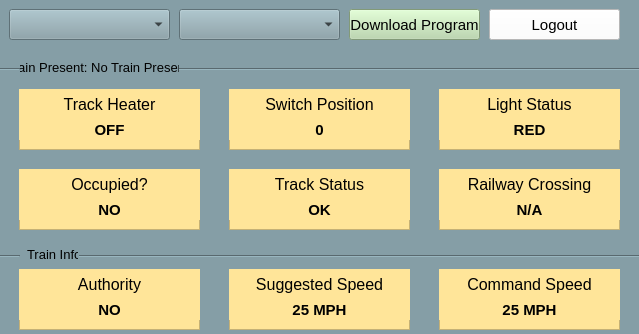
Before: the Qt Designer form src/UI/SWTrackController/track_controller.ui in aet37/ECE1140-Project, drawn with Qt 5.
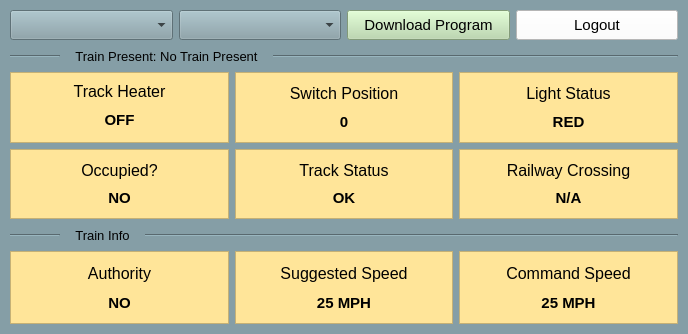
After: the same form once the commit is applied.

What changed in the file:
```diff
--- a/src/UI/SWTrackController/track_controller.ui
+++ b/src/UI/SWTrackController/track_controller.ui
@@ -6,53 +6,94 @@
    <rect>
     <x>0</x>
     <y>0</y>
-    <width>639</width>
+    <width>688</width>
     <height>334</height>
    </rect>
   </property>
+  <property name="maximumSize">
+   <size>
+    <width>750</width>
+    <height>400</height>
+   </size>
+  </property>
   <property name="windowTitle">
    <string>Wayside Controllers</string>
   </property>
   <widget class="QWidget" name="centralwidget">
-   <widget class="QFrame" name="frame">
-    <property name="geometry">
-     <rect>
-      <x>-1</x>
-      <y>-1</y>
-      <width>641</width>
-      <height>341</height>
-     </rect>
-    </property>
     <property name="styleSheet">
      <string notr="true">background-color: rgb(133, 158, 166);</string>
     </property>
-    <property name="frameShape">
-     <enum>QFrame::StyledPanel</enum>
+   <layout class="QGridLayout" name="gridLayout_2">
+    <property name="leftMargin">
+     <number>10</number>
     </property>
-    <property name="frameShadow">
-     <enum>QFrame::Raised</enum>
+    <property name="topMargin">
+     <number>10</number>
     </property>
+    <property name="rightMargin">
+     <number>10</number>
+    </property>
+    <property name="bottomMargin">
+     <number>10</number>
+    </property>
+    <item row="0" column="0">
+     <layout class="QVBoxLayout" name="verticalLayout_2" stretch="0,0,2,0,1">
+      <property name="leftMargin">
+       <number>0</number>
+      </property>
+      <item>
+       <layout class="QHBoxLayout" name="horizontalLayout_12">
+        <item>
     <widget class="QComboBox" name="track_controller_combo_box">
-     <property name="geometry">
-      <rect>
-       <x>10</x>
-       <y>10</y>
-       <width>161</width>
-       <height>31</height>
-      </rect>
-     </property>
+          <property name="sizePolicy">
+           <sizepolicy hsizetype="Preferred" vsizetype="Fixed">
+            <horstretch>0</horstretch>
+            <verstretch>0</verstretch>
+           </sizepolicy>
+          </property>
+          <property name="minimumSize">
+           <size>
+            <width>0</width>
+            <height>30</height>
+           </size>
+          </property>
      <property name="currentText">
       <string notr="true"/>
      </property>
     </widget>
+        </item>
+        <item>
+         <widget class="QComboBox" name="block_combo_box">
+          <property name="sizePolicy">
+           <sizepolicy hsizetype="Preferred" vsizetype="Fixed">
+            <horstretch>0</horstretch>
+            <verstretch>0</verstretch>
+           </sizepolicy>
+          </property>
+          <property name="minimumSize">
+           <size>
+            <width>0</width>
+            <height>30</height>
+           </size>
+          </property>
+          <property name="currentText">
+           <string notr="true"/>
+          </property>
+         </widget>
+        </item>
+        <item>
     <widget class="QPushButton" name="download_program_button">
-     <property name="geometry">
-      <rect>
-       <x>350</x>
-       <y>10</y>
-       <width>131</width>
-       <height>31</height>
-      </rect>
+          <property name="sizePolicy">
+           <sizepolicy hsizetype="Minimum" vsizetype="Fixed">
+            <horstretch>0</horstretch>
+            <verstretch>0</verstretch>
+           </sizepolicy>
+          </property>
+          <property name="minimumSize">
+           <size>
+            <width>0</width>
+            <height>30</height>
+           </size>
      </property>
      <property name="font">
       <font>
@@ -66,14 +107,20 @@
       <string>Download Program</string>
      </property>
     </widget>
+        </item>
+        <item>
     <widget class="QPushButton" name="logout_button">
-     <property name="geometry">
-      <rect>
-       <x>490</x>
-       <y>10</y>
-       <width>131</width>
-       <height>31</height>
-      </rect>
+          <property name="sizePolicy">
+           <sizepolicy hsizetype="Minimum" vsizetype="Fixed">
+            <horstretch>0</horstretch>
+            <verstretch>0</verstretch>
+           </sizepolicy>
+          </property>
+          <property name="minimumSize">
+           <size>
+            <width>0</width>
+            <height>30</height>
+           </size>
      </property>
      <property name="font">
       <font>
@@ -87,140 +134,102 @@
       <string>Logout</string>
      </property>
     </widget>
-    <widget class="QFrame" name="frame_2">
-     <property name="geometry">
-      <rect>
-       <x>20</x>
-       <y>90</y>
-       <width>181</width>
-       <height>61</height>
-      </rect>
-     </property>
-     <property name="styleSheet">
-      <string notr="true">background-color: rgb(255, 229, 153);</string>
-     </property>
-     <property name="frameShape">
-      <enum>QFrame::StyledPanel</enum>
-     </property>
-     <property name="frameShadow">
-      <enum>QFrame::Raised</enum>
-     </property>
-     <widget class="QLabel" name="label_9">
-      <property name="geometry">
-       <rect>
-        <x>0</x>
-        <y>0</y>
-        <width>181</width>
-        <height>31</height>
-       </rect>
-      </property>
-      <property name="font">
-       <font>
-        <pointsize>12</pointsize>
-       </font>
-      </property>
-      <property name="text">
-       <string>Track Heater</string>
-      </property>
-      <property name="alignment">
-       <set>Qt::AlignCenter</set>
-      </property>
-     </widget>
-     <widget class="QLabel" name="track_heater_label">
-      <property name="geometry">
-       <rect>
-        <x>0</x>
-        <y>30</y>
-        <width>181</width>
-        <height>21</height>
-       </rect>
+        </item>
+       </layout>
+      </item>
+      <item>
+       <layout class="QHBoxLayout" name="horizontalLayout_9">
+        <property name="spacing">
+         <number>15</number>
+        </property>
+        <property name="leftMargin">
+         <number>0</number>
+        </property>
+        <item>
+         <widget class="Line" name="line_3">
+          <property name="sizePolicy">
+           <sizepolicy hsizetype="Expanding" vsizetype="Fixed">
+            <horstretch>0</horstretch>
+            <verstretch>0</verstretch>
+           </sizepolicy>
+          </property>
+          <property name="minimumSize">
+           <size>
+            <width>0</width>
+            <height>20</height>
+           </size>
+          </property>
+          <property name="maximumSize">
+           <size>
+            <width>50</width>
+            <height>16777215</height>
+           </size>
+          </property>
+          <property name="orientation">
+           <enum>Qt::Horizontal</enum>
+          </property>
+         </widget>
+        </item>
+        <item>
+         <widget class="QLabel" name="train_presence_label">
+          <property name="minimumSize">
+           <size>
+            <width>0</width>
+            <height>20</height>
+           </size>
       </property>
       <property name="font">
        <font>
-        <pointsize>11</pointsize>
-        <weight>75</weight>
-        <bold>true</bold>
+            <pointsize>10</pointsize>
        </font>
       </property>
       <property name="text">
-       <string>OFF</string>
+           <string>Train Present: No Train Present</string>
       </property>
       <property name="alignment">
        <set>Qt::AlignCenter</set>
       </property>
      </widget>
-    </widget>
-    <widget class="QFrame" name="frame_3">
-     <property name="geometry">
-      <rect>
-       <x>20</x>
-       <y>170</y>
-       <width>181</width>
-       <height>61</height>
-      </rect>
-     </property>
-     <property name="styleSheet">
-      <string notr="true">background-color: rgb(255, 229, 153);</string>
-     </property>
-     <property name="frameShape">
-      <enum>QFrame::StyledPanel</enum>
-     </property>
-     <property name="frameShadow">
-      <enum>QFrame::Raised</enum>
-     </property>
-     <widget class="QLabel" name="occupied_label">
-      <property name="geometry">
-       <rect>
-        <x>0</x>
-        <y>30</y>
-        <width>181</width>
-        <height>21</height>
-       </rect>
-      </property>
-      <property name="font">
-       <font>
-        <pointsize>11</pointsize>
-        <weight>75</weight>
-        <bold>true</bold>
-       </font>
-      </property>
-      <property name="text">
-       <string>NO</string>
-      </property>
-      <property name="alignment">
-       <set>Qt::AlignCenter</set>
-      </property>
-     </widget>
-     <widget class="QLabel" name="label">
-      <property name="geometry">
-       <rect>
-        <x>0</x>
-        <y>0</y>
-        <width>181</width>
-        <height>31</height>
-       </rect>
-      </property>
-      <property name="font">
-       <font>
-        <pointsize>12</pointsize>
-       </font>
-      </property>
-      <property name="text">
-       <string>Occupied?</string>
-      </property>
-      <property name="alignment">
-       <set>Qt::AlignCenter</set>
-      </property>
-     </widget>
-    </widget>
+        </item>
+        <item>
+         <widget class="Line" name="line_4">
+          <property name="sizePolicy">
+           <sizepolicy hsizetype="Expanding" vsizetype="Fixed">
+            <horstretch>0</horstretch>
+            <verstretch>0</verstretch>
+           </sizepolicy>
+          </property>
+          <property name="minimumSize">
+           <size>
+            <width>0</width>
+            <height>20</height>
+           </size>
+          </property>
+          <property name="orientation">
+           <enum>Qt::Horizontal</enum>
+          </property>
+         </widget>
+        </item>
+       </layout>
+      </item>
+      <item>
+       <layout class="QGridLayout" name="gridLayout_3">
+        <property name="leftMargin">
+         <number>0</number>
+        </property>
+        <item row="0" column="1">
     <widget class="QFrame" name="switch_position_frame">
-     <property name="geometry">
-      <rect>
-       <x>230</x>
-       <y>90</y>
-       <width>181</width>
-       <height>61</height>
-      </rect>
+          <property name="sizePolicy">
+           <sizepolicy hsizetype="Preferred" vsizetype="MinimumExpanding">
+            <horstretch>0</horstretch>
+            <verstretch>0</verstretch>
+           </sizepolicy>
+          </property>
+          <property name="maximumSize">
+           <size>
+            <width>16777215</width>
+            <height>16777215</height>
+           </size>
      </property>
      <property name="styleSheet">
       <string notr="true">background-color: rgb(255, 229, 153);</string>
@@ -231,15 +240,9 @@
      <property name="frameShadow">
       <enum>QFrame::Raised</enum>
      </property>
+          <layout class="QVBoxLayout" name="verticalLayout_11">
+           <item>
      <widget class="QLabel" name="label_3">
-      <property name="geometry">
-       <rect>
-        <x>0</x>
-        <y>0</y>
-        <width>181</width>
-        <height>31</height>
-       </rect>
-      </property>
       <property name="font">
        <font>
         <pointsize>12</pointsize>
@@ -252,15 +255,9 @@
        <set>Qt::AlignCenter</set>
       </property>
      </widget>
+           </item>
+           <item>
      <widget class="QLabel" name="switch_position_label">
-      <property name="geometry">
-       <rect>
-        <x>0</x>
-        <y>30</y>
-        <width>181</width>
-        <height>21</height>
-       </rect>
-      </property>
       <property name="font">
        <font>
         <pointsize>11</pointsize>
@@ -275,94 +272,23 @@
        <set>Qt::AlignCenter</set>
       </property>
      </widget>
-     <widget class="QPushButton" name="switch_position_button">
-      <property name="geometry">
-       <rect>
-        <x>0</x>
-        <y>0</y>
-        <width>181</width>
-        <height>61</height>
-       </rect>
-      </property>
-      <property name="text">
-       <string/>
-      </property>
-      <property name="flat">
-       <bool>true</bool>
-      </property>
-     </widget>
-    </widget>
-    <widget class="QFrame" name="frame_6">
-     <property name="geometry">
-      <rect>
-       <x>440</x>
-       <y>90</y>
-       <width>181</width>
-       <height>61</height>
-      </rect>
-     </property>
-     <property name="styleSheet">
-      <string notr="true">background-color: rgb(255, 229, 153);</string>
-     </property>
-     <property name="frameShape">
-      <enum>QFrame::StyledPanel</enum>
-     </property>
-     <property name="frameShadow">
-      <enum>QFrame::Raised</enum>
-     </property>
-     <widget class="QLabel" name="label_7">
-      <property name="geometry">
-       <rect>
-        <x>0</x>
-        <y>0</y>
-        <width>181</width>
-        <height>31</height>
-       </rect>
-      </property>
-      <property name="font">
-       <font>
-        <pointsize>12</pointsize>
-       </font>
-      </property>
-      <property name="text">
-       <string>Light Status</string>
-      </property>
-      <property name="alignment">
-       <set>Qt::AlignCenter</set>
-      </property>
-     </widget>
-     <widget class="QLabel" name="light_status_label">
-      <property name="geometry">
-       <rect>
-        <x>0</x>
-        <y>30</y>
-        <width>181</width>
-        <height>21</height>
-       </rect>
-      </property>
-      <property name="font">
-       <font>
-        <pointsize>11</pointsize>
-        <weight>75</weight>
-        <bold>true</bold>
-       </font>
-      </property>
-      <property name="text">
-       <string>RED</string>
-      </property>
-      <property name="alignment">
-       <set>Qt::AlignCenter</set>
-      </property>
-     </widget>
-    </widget>
+           </item>
+          </layout>
+         </widget>
+        </item>
+        <item row="1" column="1">
     <widget class="QFrame" name="frame_7">
-     <property name="geometry">
-      <rect>
-       <x>230</x>
-       <y>170</y>
-       <width>181</width>
-       <height>61</height>
-      </rect>
+          <property name="sizePolicy">
+           <sizepolicy hsizetype="Preferred" vsizetype="MinimumExpanding">
+            <horstretch>0</horstretch>
+            <verstretch>0</verstretch>
+           </sizepolicy>
+          </property>
+          <property name="maximumSize">
+           <size>
+            <width>16777215</width>
+            <height>16777215</height>
+           </size>
      </property>
      <property name="styleSheet">
       <string notr="true">background-color: rgb(255, 229, 153);</string>
@@ -373,15 +299,9 @@
      <property name="frameShadow">
       <enum>QFrame::Raised</enum>
      </property>
+          <layout class="QVBoxLayout" name="verticalLayout_9">
+           <item>
      <widget class="QLabel" name="label_5">
-      <property name="geometry">
-       <rect>
-        <x>0</x>
-        <y>0</y>
-        <width>181</width>
-        <height>31</height>
-       </rect>
-      </property>
       <property name="font">
        <font>
         <pointsize>12</pointsize>
@@ -394,15 +314,9 @@
        <set>Qt::AlignCenter</set>
       </property>
      </widget>
+           </item>
+           <item>
      <widget class="QLabel" name="track_status_label">
-      <property name="geometry">
-       <rect>
-        <x>0</x>
-        <y>30</y>
-        <width>181</width>
-        <height>21</height>
-       </rect>
-      </property>
       <property name="font">
        <font>
         <pointsize>11</pointsize>
@@ -417,15 +331,23 @@
        <set>Qt::AlignCenter</set>
       </property>
      </widget>
-    </widget>
+           </item>
+          </layout>
+         </widget>
+        </item>
+        <item row="1" column="2">
     <widget class="QFrame" name="frame_8">
-     <property name="geometry">
-      <rect>
-       <x>440</x>
-       <y>170</y>
-       <width>181</width>
-       <height>61</height>
-      </rect>
+          <property name="sizePolicy">
+           <sizepolicy hsizetype="Preferred" vsizetype="MinimumExpanding">
+            <horstretch>0</horstretch>
+            <verstretch>0</verstretch>
+           </sizepolicy>
+          </property>
+          <property name="maximumSize">
+           <size>
+            <width>16777215</width>
+            <height>16777215</height>
+           </size>
      </property>
      <property name="styleSheet">
       <string notr="true">background-color: rgb(255, 229, 153);</string>
@@ -436,15 +358,9 @@
      <property name="frameShadow">
       <enum>QFrame::Raised</enum>
      </property>
+          <layout class="QVBoxLayout" name="verticalLayout_10">
+           <item>
      <widget class="QLabel" name="label_8">
-      <property name="geometry">
-       <rect>
-        <x>0</x>
-        <y>0</y>
-        <width>181</width>
-        <height>31</height>
-       </rect>
-      </property>
       <property name="font">
        <font>
         <pointsize>12</pointsize>
@@ -457,15 +373,9 @@
        <set>Qt::AlignCenter</set>
       </property>
      </widget>
+           </item>
+           <item>
      <widget class="QLabel" name="railway_crossing_label">
-      <property name="geometry">
-       <rect>
-        <x>0</x>
-        <y>30</y>
-        <width>181</width>
-        <height>21</height>
-       </rect>
-      </property>
       <property name="font">
        <font>
         <pointsize>11</pointsize>
@@ -480,16 +390,24 @@
        <set>Qt::AlignCenter</set>
       </property>
      </widget>
-    </widget>
-    <widget class="QFrame" name="frame_4">
-     <property name="geometry">
-      <rect>
-       <x>440</x>
-       <y>270</y>
-       <width>181</width>
-       <height>61</height>
-      </rect>
-     </property>
+           </item>
+          </layout>
+         </widget>
+        </item>
+        <item row="1" column="0">
+         <widget class="QFrame" name="frame_3">
+          <property name="sizePolicy">
+           <sizepolicy hsizetype="Preferred" vsizetype="MinimumExpanding">
+            <horstretch>0</horstretch>
+            <verstretch>0</verstretch>
+           </sizepolicy>
+          </property>
+          <property name="maximumSize">
+           <size>
+            <width>16777215</width>
+            <height>16777215</height>
+           </size>
+          </property>
      <property name="styleSheet">
       <string notr="true">background-color: rgb(255, 229, 153);</string>
      </property>
@@ -499,60 +417,115 @@
      <property name="frameShadow">
       <enum>QFrame::Raised</enum>
      </property>
-     <widget class="QLabel" name="label_15">
-      <property name="geometry">
-       <rect>
-        <x>0</x>
-        <y>0</y>
-        <width>181</width>
-        <height>31</height>
-       </rect>
-      </property>
+          <layout class="QVBoxLayout" name="verticalLayout_7">
+           <item>
+            <widget class="QLabel" name="label">
       <property name="font">
        <font>
         <pointsize>12</pointsize>
        </font>
       </property>
       <property name="text">
-       <string>Command Speed</string>
+              <string>Occupied?</string>
       </property>
       <property name="alignment">
        <set>Qt::AlignCenter</set>
       </property>
      </widget>
-     <widget class="QLabel" name="command_speed_label">
-      <property name="geometry">
-       <rect>
-        <x>0</x>
-        <y>30</y>
-        <width>181</width>
-        <height>21</height>
-       </rect>
-      </property>
+           </item>
+           <item>
+            <widget class="QLabel" name="occupied_label">
+             <property name="font">
+              <font>
+               <pointsize>11</pointsize>
+               <weight>75</weight>
+               <bold>true</bold>
+              </font>
+             </property>
+             <property name="text">
+              <string>NO</string>
+             </property>
+             <property name="alignment">
+              <set>Qt::AlignCenter</set>
+             </property>
+            </widget>
+           </item>
+          </layout>
+         </widget>
+        </item>
+        <item row="0" column="2">
+         <widget class="QFrame" name="frame_6">
+          <property name="sizePolicy">
+           <sizepolicy hsizetype="Preferred" vsizetype="MinimumExpanding">
+            <horstretch>0</horstretch>
+            <verstretch>0</verstretch>
+           </sizepolicy>
+          </property>
+          <property name="maximumSize">
+           <size>
+            <width>16777215</width>
+            <height>16777215</height>
+           </size>
+          </property>
+          <property name="styleSheet">
+           <string notr="true">background-color: rgb(255, 229, 153);</string>
+          </property>
+          <property name="frameShape">
+           <enum>QFrame::StyledPanel</enum>
+          </property>
+          <property name="frameShadow">
+           <enum>QFrame::Raised</enum>
+          </property>
+          <layout class="QVBoxLayout" name="verticalLayout_8">
+           <item>
+            <widget class="QLabel" name="label_7">
       <property name="font">
        <font>
+               <pointsize>12</pointsize>
+              </font>
+             </property>
+             <property name="text">
+              <string>Light Status</string>
+             </property>
+             <property name="alignment">
+              <set>Qt::AlignCenter</set>
+             </property>
+            </widget>
+           </item>
+           <item>
+            <widget class="QLabel" name="light_status_label">
+             <property name="font">
+              <font>
         <pointsize>11</pointsize>
         <weight>75</weight>
         <bold>true</bold>
        </font>
       </property>
       <property name="text">
-       <string>25 MPH</string>
+              <string>RED</string>
       </property>
       <property name="alignment">
        <set>Qt::AlignCenter</set>
       </property>
      </widget>
-    </widget>
-    <widget class="QFrame" name="frame_9">
-     <property name="geometry">
-      <rect>
-       <x>230</x>
-       <y>270</y>
-       <width>181</width>
-       <height>61</height>
-      </rect>
-     </property>
+           </item>
+          </layout>
+         </widget>
+        </item>
+        <item row="0" column="0">
+         <widget class="QFrame" name="frame_2">
+          <property name="sizePolicy">
+           <sizepolicy hsizetype="Preferred" vsizetype="MinimumExpanding">
+            <horstretch>0</horstretch>
+            <verstretch>0</verstretch>
+           </sizepolicy>
+          </property>
+          <property name="maximumSize">
+           <size>
+            <width>16777215</width>
+            <height>16777215</height>
+           </size>
+          </property>
      <property name="styleSheet">
       <string notr="true">background-color: rgb(255, 229, 153);</string>
      </property>
@@ -562,14 +535,14 @@
      <property name="frameShadow">
       <enum>QFrame::Raised</enum>
      </property>
-     <widget class="QLabel" name="label_14">
-      <property name="geometry">
-       <rect>
-        <x>0</x>
-        <y>0</y>
-        <width>181</width>
-        <height>31</height>
-       </rect>
+          <layout class="QVBoxLayout" name="verticalLayout_6">
+           <item>
+            <widget class="QLabel" name="label_9">
+             <property name="sizePolicy">
+              <sizepolicy hsizetype="Preferred" vsizetype="Preferred">
+               <horstretch>0</horstretch>
+               <verstretch>0</verstretch>
+              </sizepolicy>
       </property>
       <property name="font">
        <font>
@@ -577,20 +550,20 @@
        </font>
       </property>
       <property name="text">
-       <string>Suggested Speed</string>
+              <string>Track Heater</string>
       </property>
       <property name="alignment">
        <set>Qt::AlignCenter</set>
       </property>
      </widget>
-     <widget class="QLabel" name="suggested_speed_label">
-      <property name="geometry">
-       <rect>
-        <x>0</x>
-        <y>30</y>
-        <width>181</width>
-        <height>21</height>
-       </rect>
+           </item>
+           <item>
+            <widget class="QLabel" name="track_heater_label">
+             <property name="sizePolicy">
+              <sizepolicy hsizetype="Preferred" vsizetype="MinimumExpanding">
+               <horstretch>0</horstretch>
+               <verstretch>0</verstretch>
+              </sizepolicy>
       </property>
       <property name="font">
        <font>
@@ -600,21 +573,126 @@
        </font>
       </property>
       <property name="text">
-       <string>25 MPH</string>
+              <string>OFF</string>
       </property>
       <property name="alignment">
        <set>Qt::AlignCenter</set>
       </property>
      </widget>
-    </widget>
+           </item>
+          </layout>
+         </widget>
+        </item>
+       </layout>
+      </item>
+      <item>
+       <layout class="QHBoxLayout" name="horizontalLayout_13">
+        <property name="spacing">
+         <number>15</number>
+        </property>
+        <property name="sizeConstraint">
+         <enum>QLayout::SetDefaultConstraint</enum>
+        </property>
+        <item>
+         <widget class="Line" name="line_2">
+          <property name="sizePolicy">
+           <sizepolicy hsizetype="Expanding" vsizetype="Maximum">
+            <horstretch>0</horstretch>
+            <verstretch>0</verstretch>
+           </sizepolicy>
+          </property>
+          <property name="minimumSize">
+           <size>
+            <width>0</width>
+            <height>20</height>
+           </size>
+          </property>
+          <property name="maximumSize">
+           <size>
+            <width>50</width>
+            <height>150</height>
+           </size>
+          </property>
+          <property name="orientation">
+           <enum>Qt::Horizontal</enum>
+          </property>
+         </widget>
+        </item>
+        <item>
+         <widget class="QLabel" name="label_20">
+          <property name="sizePolicy">
+           <sizepolicy hsizetype="Preferred" vsizetype="Maximum">
+            <horstretch>0</horstretch>
+            <verstretch>0</verstretch>
+           </sizepolicy>
+          </property>
+          <property name="minimumSize">
+           <size>
+            <width>0</width>
+            <height>20</height>
+           </size>
+          </property>
+          <property name="maximumSize">
+           <size>
+            <width>16777215</width>
+            <height>200</height>
+           </size>
+          </property>
+          <property name="font">
+           <font>
+            <pointsize>10</pointsize>
+           </font>
+          </property>
+          <property name="text">
+           <string>Train Info</string>
+          </property>
+          <property name="alignment">
+           <set>Qt::AlignCenter</set>
+          </property>
+         </widget>
+        </item>
+        <item>
+         <widget class="Line" name="line">
+          <property name="sizePolicy">
+           <sizepolicy hsizetype="Expanding" vsizetype="Maximum">
+            <horstretch>0</horstretch>
+            <verstretch>0</verstretch>
+           </sizepolicy>
+          </property>
+          <property name="minimumSize">
+           <size>
+            <width>0</width>
+            <height>20</height>
+           </size>
+          </property>
+          <property name="maximumSize">
+           <size>
+            <width>16777215</width>
+            <height>20</height>
+           </size>
+          </property>
+          <property name="orientation">
+           <enum>Qt::Horizontal</enum>
+          </property>
+         </widget>
+        </item>
+       </layout>
+      </item>
+      <item>
+       <layout class="QHBoxLayout" name="horizontalLayout_14">
+        <item>
     <widget class="QFrame" name="frame_10">
-     <property name="geometry">
-      <rect>
-       <x>20</x>
-       <y>270</y>
-       <width>181</width>
-       <height>61</height>
-      </rect>
+          <property name="sizePolicy">
+           <sizepolicy hsizetype="Preferred" vsizetype="MinimumExpanding">
+            <horstretch>0</horstretch>
+            <verstretch>0</verstretch>
+           </sizepolicy>
+          </property>
+          <property name="maximumSize">
+           <size>
+            <width>16777215</width>
+            <height>80</height>
+           </size>
      </property>
      <property name="styleSheet">
       <string notr="true">background-color: rgb(255, 229, 153);</string>
@@ -625,15 +703,9 @@
      <property name="frameShadow">
       <enum>QFrame::Raised</enum>
      </property>
+          <layout class="QVBoxLayout" name="verticalLayout_12">
+           <item>
      <widget class="QLabel" name="label_13">
-      <property name="geometry">
-       <rect>
-        <x>0</x>
-        <y>0</y>
-        <width>181</width>
-        <height>31</height>
-       </rect>
-      </property>
       <property name="font">
        <font>
         <pointsize>12</pointsize>
@@ -646,15 +718,9 @@
        <set>Qt::AlignCenter</set>
       </property>
      </widget>
+           </item>
+           <item>
      <widget class="QLabel" name="authority_label">
-      <property name="geometry">
-       <rect>
-        <x>0</x>
-        <y>30</y>
-        <width>181</width>
-        <height>21</height>
-       </rect>
-      </property>
       <property name="font">
        <font>
         <pointsize>11</pointsize>
@@ -669,112 +735,133 @@
        <set>Qt::AlignCenter</set>
       </property>
      </widget>
-    </widget>
-    <widget class="QComboBox" name="block_combo_box">
-     <property name="geometry">
-      <rect>
-       <x>180</x>
-       <y>10</y>
-       <width>161</width>
-       <height>31</height>
-      </rect>
-     </property>
-     <property name="currentText">
-      <string notr="true"/>
-     </property>
-    </widget>
-    <widget class="QLabel" name="train_presence_label">
-     <property name="geometry">
-      <rect>
-       <x>8</x>
-       <y>58</y>
-       <width>181</width>
-       <height>21</height>
-      </rect>
-     </property>
+           </item>
+          </layout>
+         </widget>
+        </item>
+        <item>
+         <widget class="QFrame" name="frame_9">
+          <property name="sizePolicy">
+           <sizepolicy hsizetype="Preferred" vsizetype="MinimumExpanding">
+            <horstretch>0</horstretch>
+            <verstretch>0</verstretch>
+           </sizepolicy>
+          </property>
+          <property name="maximumSize">
+           <size>
+            <width>16777215</width>
+            <height>80</height>
+           </size>
+          </property>
+          <property name="styleSheet">
+           <string notr="true">background-color: rgb(255, 229, 153);</string>
+          </property>
+          <property name="frameShape">
+           <enum>QFrame::StyledPanel</enum>
+          </property>
+          <property name="frameShadow">
+           <enum>QFrame::Raised</enum>
+          </property>
+          <layout class="QVBoxLayout" name="verticalLayout_14">
+           <item>
+            <widget class="QLabel" name="label_15">
      <property name="font">
       <font>
-       <pointsize>10</pointsize>
+               <pointsize>12</pointsize>
       </font>
      </property>
      <property name="text">
-      <string>Train Present: No Train Present</string>
+              <string>Suggested Speed</string>
      </property>
      <property name="alignment">
       <set>Qt::AlignCenter</set>
      </property>
     </widget>
-    <widget class="Line" name="line">
-     <property name="geometry">
-      <rect>
-       <x>80</x>
-       <y>247</y>
-       <width>561</width>
-       <height>20</height>
-      </rect>
-     </property>
-     <property name="orientation">
-      <enum>Qt::Horizontal</enum>
-     </property>
-    </widget>
-    <widget class="QLabel" name="label_20">
-     <property name="geometry">
-      <rect>
-       <x>28</x>
-       <y>245</y>
-       <width>51</width>
-       <height>20</height>
-      </rect>
-     </property>
+           </item>
+           <item>
+            <widget class="QLabel" name="suggested_speed_label_2">
+             <property name="font">
+              <font>
+               <pointsize>11</pointsize>
+               <weight>75</weight>
+               <bold>true</bold>
+              </font>
+             </property>
+             <property name="text">
+              <string>25 MPH</string>
+             </property>
+             <property name="alignment">
+              <set>Qt::AlignCenter</set>
+             </property>
+            </widget>
+           </item>
+          </layout>
+         </widget>
+        </item>
+        <item>
+         <widget class="QFrame" name="frame_4">
+          <property name="sizePolicy">
+           <sizepolicy hsizetype="Preferred" vsizetype="MinimumExpanding">
+            <horstretch>0</horstretch>
+            <verstretch>0</verstretch>
+           </sizepolicy>
+          </property>
+          <property name="maximumSize">
+           <size>
+            <width>16777215</width>
+            <height>80</height>
+           </size>
+          </property>
+          <property name="styleSheet">
+           <string notr="true">background-color: rgb(255, 229, 153);</string>
+          </property>
+          <property name="frameShape">
+           <enum>QFrame::StyledPanel</enum>
+          </property>
+          <property name="frameShadow">
+           <enum>QFrame::Raised</enum>
+          </property>
+          <layout class="QVBoxLayout" name="verticalLayout_13">
+           <item>
+            <widget class="QLabel" name="label_16">
      <property name="font">
       <font>
-       <pointsize>10</pointsize>
+               <pointsize>12</pointsize>
       </font>
      </property>
      <property name="text">
-      <string>Train Info</string>
-     </property>
-    </widget>
-    <widget class="Line" name="line_2">
-     <property name="geometry">
-      <rect>
-       <x>0</x>
-       <y>247</y>
-       <width>21</width>
-       <height>20</height>
-      </rect>
-     </property>
-     <property name="orientation">
-      <enum>Qt::Horizontal</enum>
-     </property>
-    </widget>
-    <widget class="Line" name="line_3">
-     <property name="geometry">
-      <rect>
-       <x>0</x>
-       <y>60</y>
-       <width>21</width>
-       <height>20</height>
-      </rect>
-     </property>
-     <property name="orientation">
-      <enum>Qt::Horizontal</enum>
-     </property>
-    </widget>
-    <widget class="Line" name="line_4">
-     <property name="geometry">
-      <rect>
-       <x>180</x>
-       <y>60</y>
-       <width>461</width>
-       <height>20</height>
-      </rect>
-     </property>
-     <property name="orientation">
-      <enum>Qt::Horizontal</enum>
-     </property>
-    </widget>
-   </widget>
+              <string>Command Speed</string>
+             </property>
+             <property name="alignment">
+              <set>Qt::AlignCenter</set>
+             </property>
+            </widget>
+           </item>
+           <item>
+            <widget class="QLabel" name="command_speed_label">
+             <property name="font">
+              <font>
+               <pointsize>11</pointsize>
+               <weight>75</weight>
+               <bold>true</bold>
+              </font>
+             </property>
+             <property name="text">
+              <string>25 MPH</string>
+             </property>
+             <property name="alignment">
+              <set>Qt::AlignCenter</set>
+             </property>
+            </widget>
+           </item>
+          </layout>
+         </widget>
+        </item>
+       </layout>
+      </item>
+     </layout>
+    </item>
+   </layout>
   </widget>
  </widget>
  <resources/>
```
Lines whose indentation alone changed are shown as unchanged.
